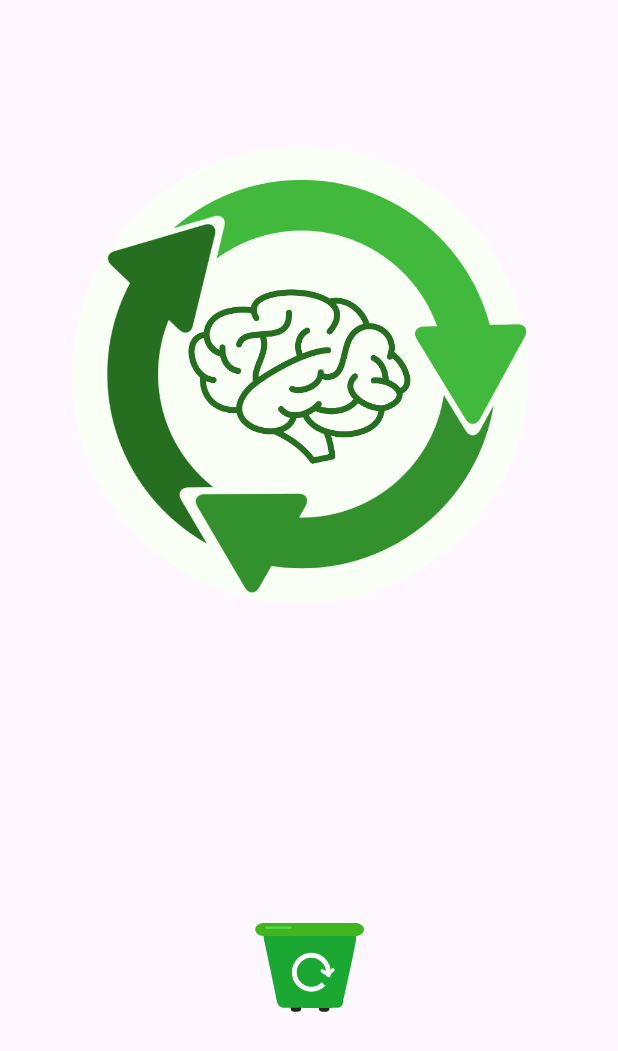
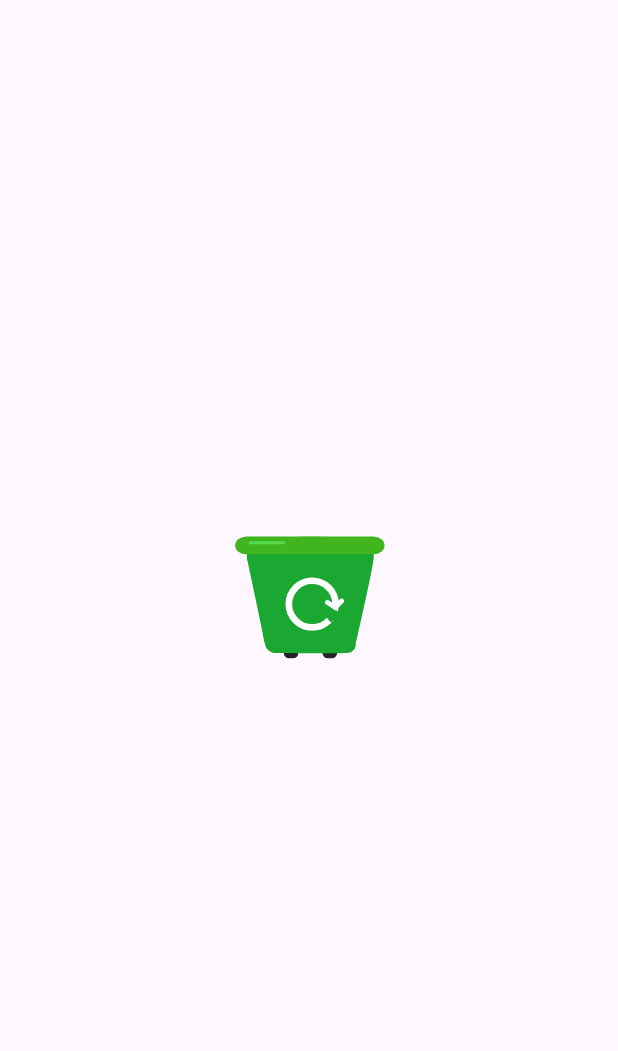
Before and after one commit to rodrione10/EcoFlex, an Android app: the Splash screen opened directly, with no data from a screen before it, on a phone screen of 412 x 824 dp. Shown: the top 1051 px of the screen. Run offline under Robolectric (Android 15) with nearby library versions, the phone set to English and light mode, and no system bars.

Commit message:
Splash cambiado

```diff
--- a/app/src/main/java/com/example/ecoflex/Splash.java
+++ b/app/src/main/java/com/example/ecoflex/Splash.java
@@ -23,18 +23,20 @@ public class Splash extends AppCompatActivity {
         setContentView(R.layout.splash);
         openApp();
 
-        ImageView logo;
-        logo = (ImageView)findViewById(R.id.logo);
+        //ImageView logo;
+        //logo = (ImageView)findViewById(R.id.logo);
         ImageView cargar;
         //cargar = (ImageView) findViewById(R.id.cargar);
         Animation rotate = AnimationUtils.loadAnimation(this,R.anim.girar);
         //cargar.startAnimation(rotate);
 
-        Glide.with(this)
+        /*Glide.with(this)
                 .load(R.drawable.logo)
                 .centerCrop()
                 .diskCacheStrategy(DiskCacheStrategy.ALL)
                 .into(logo);
+
+         */
     }
     private void openApp() { //Para que se abra el splash con efecto
         Handler handler = new Handler();
--- a/app/src/main/res/layout/splash.xml
+++ b/app/src/main/res/layout/splash.xml
@@ -8,11 +8,12 @@
 
     <com.airbnb.lottie.LottieAnimationView
         android:id="@+id/animacion"
-        android:layout_width="wrap_content"
-        android:layout_height="wrap_content"
+        android:layout_width="match_parent"
+        android:layout_height="match_parent"
         app:lottie_autoPlay="true"
         app:lottie_loop="true"
         app:lottie_rawRes="@raw/splas_anim"
+        app:layout_constraintTop_toTopOf="parent"
         app:layout_constraintEnd_toEndOf="parent"
         app:layout_constraintBottom_toBottomOf="parent"
         app:layout_constraintStart_toStartOf="parent"
@@ -20,7 +21,7 @@
         >
 
     </com.airbnb.lottie.LottieAnimationView>
-    <ImageView
+    <!--<ImageView
         android:id="@+id/logo"
         android:layout_width="400dp"
         android:layout_height="400dp"
@@ -29,6 +30,7 @@
         android:layout_marginTop="50dp">
 
     </ImageView>
+    -->
     <!--
     <ImageView android:id="@+id/cargar"
         android:layout_width="wrap_content"
```
